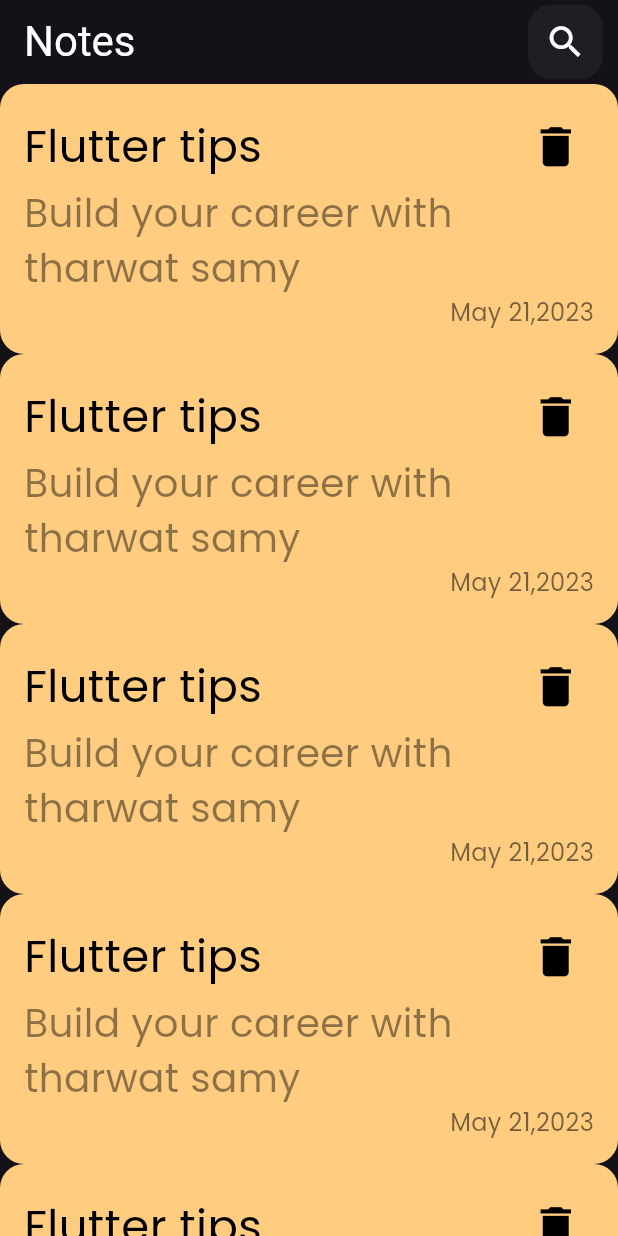
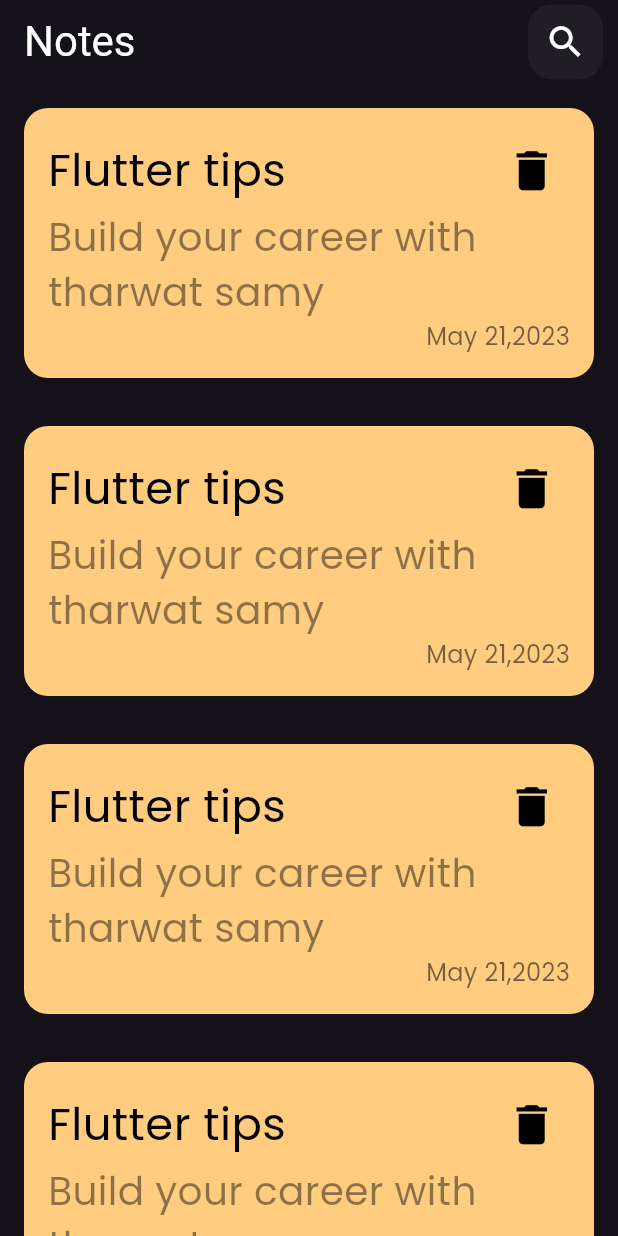
Before and after one commit to Aelna9dy/Notes-View, a Flutter app: the screen it shows after launch, on a phone screen of 412 x 824 dp. Run offline on Flutter 3.47's test engine with Material 3 defaults, Android fonts, the phone set to English and light mode, and no system bars; our stand-ins replace google_fonts.

```diff
--- a/lib/Views/widget/custom_node_item.dart
+++ b/lib/Views/widget/custom_node_item.dart
@@ -8,6 +8,7 @@ class CustomNoteItems extends StatelessWidget {
   Widget build(BuildContext context) {
     return Container(
       padding: const EdgeInsets.all(16),
+      margin: const EdgeInsets.all(16),
       decoration: BoxDecoration(
         color: const Color(0xffFFCC80),
         borderRadius: BorderRadius.circular(16),
```
